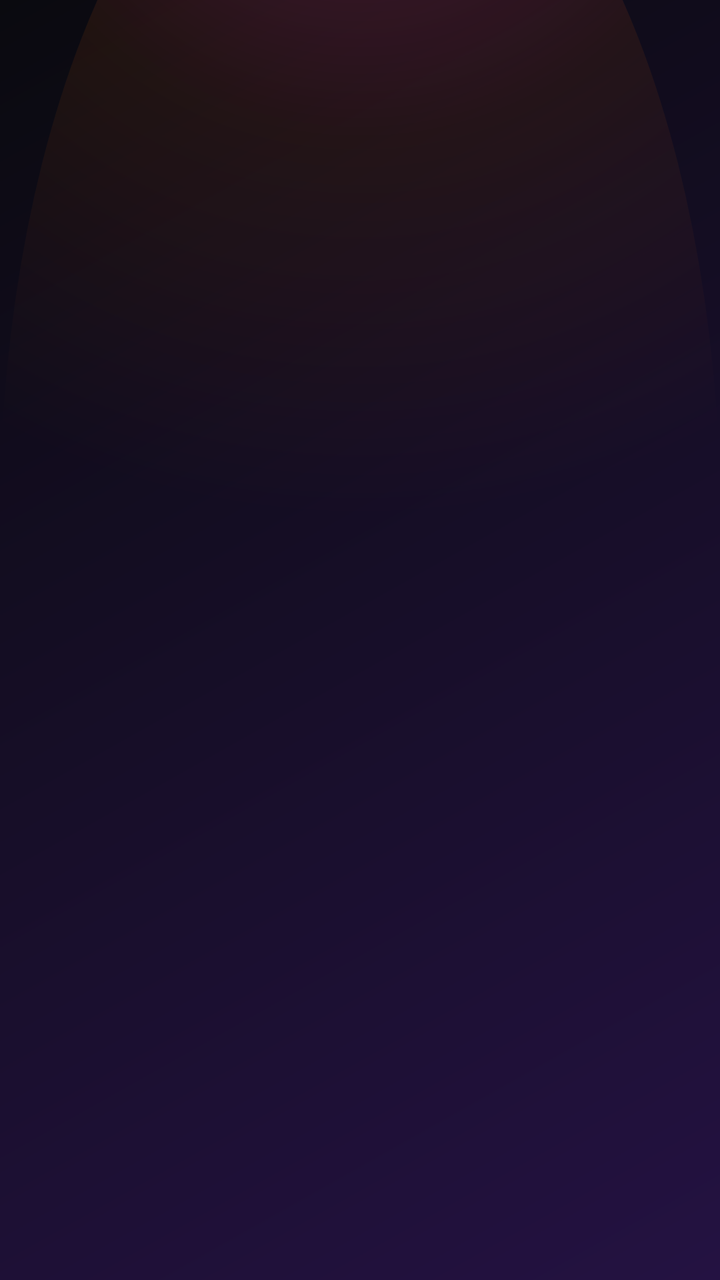
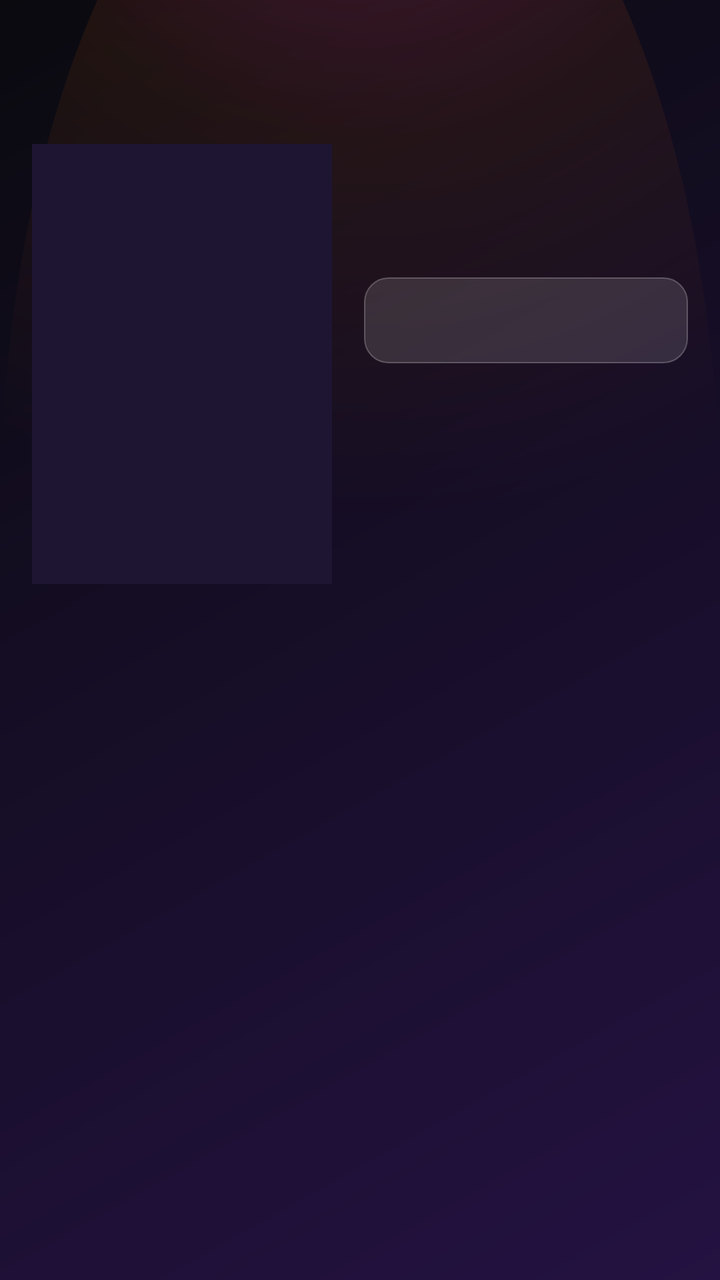

An Android layout rendered at two revisions. The XML below is the earlier revision; the diff shows what the commit changed to produce the second picture.
<!-- AndroidManifest.xml: application theme Theme.MiIPTV -->
<!-- res/layout/activity_series_detail.xml -->
<?xml version="1.0" encoding="utf-8"?>
<LinearLayout xmlns:android="http://schemas.android.com/apk/res/android"
    android:layout_width="match_parent"
    android:layout_height="match_parent"
    android:orientation="vertical">

    <androidx.appcompat.widget.Toolbar
        android:id="@+id/toolbar"
        android:layout_width="match_parent"
        android:layout_height="?attr/actionBarSize"
        android:background="@android:color/transparent"
        android:titleTextColor="@color/text_light"
        android:theme="@style/ThemeOverlay.MaterialComponents.Dark.ActionBar" />

    <HorizontalScrollView
        android:layout_width="match_parent"
        android:layout_height="wrap_content"
        android:paddingTop="8dp"
        android:paddingBottom="8dp">
        <LinearLayout
            android:id="@+id/seasonContainer"
            android:layout_width="wrap_content"
            android:layout_height="wrap_content"
            android:orientation="horizontal"
            android:paddingStart="8dp"
            android:paddingEnd="8dp" />
    </HorizontalScrollView>

    <ProgressBar
        android:id="@+id/progressBar"
        android:layout_width="wrap_content"
        android:layout_height="wrap_content"
        android:layout_gravity="center"
        android:layout_marginTop="24dp" />

    <androidx.recyclerview.widget.RecyclerView
        android:id="@+id/recyclerEpisodes"
        android:layout_width="match_parent"
        android:layout_height="0dp"
        android:layout_weight="1"
        android:padding="8dp" />

</LinearLayout>
<!-- resources referenced by this layout -->
<resources>
  <color name="text_light">#FFFFFF</color>
  <color name="text_muted">#B8AED1</color>
  <color name="background_dark">#0A0A0F</color>
  <color name="brand_primary">#FF3CAC</color>
  <color name="brand_primary_dark">#1A0B2E</color>
  <color name="brand_accent">#FF6A00</color>
  <!-- drawable bg_screen (drawable) -->
  <?xml version="1.0" encoding="utf-8"?>
  <layer-list xmlns:android="http://schemas.android.com/apk/res/android">
      <item android:drawable="@drawable/bg_app_gradient" />
      <item android:drawable="@drawable/bg_glow_top" android:top="-120dp" />
  </layer-list>
  <!-- drawable bg_dialog (drawable) -->
  <?xml version="1.0" encoding="utf-8"?>
  <shape xmlns:android="http://schemas.android.com/apk/res/android"
      android:shape="rectangle">
      <solid android:color="@color/dialog_bg" />
      <corners android:radius="16dp" />
      <stroke android:width="1dp" android:color="@color/glass_border" />
  </shape>
  <style name="DialogButtonFramework" parent="android:Widget.Material.Button.Borderless">
          <item name="android:textColor">@color/text_light</item>
          <item name="android:textStyle">bold</item>
      </style>
  <color name="dialog_bg">#1B1230</color>
  <style name="DialogButton" parent="Widget.MaterialComponents.Button.TextButton.Dialog">
          <item name="android:textColor">@color/text_light</item>
          <item name="android:textStyle">bold</item>
          <item name="rippleColor">@color/brand_primary</item>
      </style>
  <!-- drawable bg_app_gradient (drawable) -->
  <?xml version="1.0" encoding="utf-8"?>
  <shape xmlns:android="http://schemas.android.com/apk/res/android"
      android:shape="rectangle">
      <gradient
          android:type="linear"
          android:angle="135"
          android:startColor="@color/background_gradient_start"
          android:endColor="@color/background_gradient_end" />
  </shape>
  <!-- drawable bg_glow_top (drawable) -->
  <?xml version="1.0" encoding="utf-8"?>
  <shape xmlns:android="http://schemas.android.com/apk/res/android"
      android:shape="oval">
      <gradient
          android:type="radial"
          android:gradientRadius="380dp"
          android:centerX="0.5"
          android:centerY="0"
          android:startColor="#40FF3CAC"
          android:centerColor="#15FF6A00"
          android:endColor="#00000000" />
  </shape>
  <color name="glass_border">#3DFFFFFF</color>
  <color name="background_gradient_start">#241242</color>
  <color name="background_gradient_end">#0A0A0F</color>
  <!-- unchanged entries left out for length: 2 -->
</resources>

<!-- the commit's change to res/layout/activity_series_detail.xml (unified diff, before → after) -->
@@ -12,32 +12,155 @@
         android:titleTextColor="@color/text_light"
         android:theme="@style/ThemeOverlay.MaterialComponents.Dark.ActionBar" />
 
-    <HorizontalScrollView
+    
+    <androidx.core.widget.NestedScrollView
         android:layout_width="match_parent"
-        android:layout_height="wrap_content"
-        android:paddingTop="8dp"
-        android:paddingBottom="8dp">
+        android:layout_height="match_parent"
+        android:clipToPadding="false">
+
         <LinearLayout
-            android:id="@+id/seasonContainer"
-            android:layout_width="wrap_content"
+            android:layout_width="match_parent"
             android:layout_height="wrap_content"
-            android:orientation="horizontal"
-            android:paddingStart="8dp"
-            android:paddingEnd="8dp" />
-    </HorizontalScrollView>
+            android:orientation="vertical"
+            android:padding="16dp">
 
-    <ProgressBar
-        android:id="@+id/progressBar"
-        android:layout_width="wrap_content"
-        android:layout_height="wrap_content"
-        android:layout_gravity="center"
-        android:layout_marginTop="24dp" />
+            <LinearLayout
+                android:layout_width="match_parent"
+                android:layout_height="wrap_content"
+                android:orientation="horizontal">
 
-    <androidx.recyclerview.widget.RecyclerView
-        android:id="@+id/recyclerEpisodes"
-        android:layout_width="match_parent"
-        android:layout_height="0dp"
-        android:layout_weight="1"
-        android:padding="8dp" />
+                <ImageView
+                    android:id="@+id/ivPoster"
+                    android:layout_width="150dp"
+                    android:layout_height="220dp"
+                    android:background="#1E1533"
+                    android:scaleType="centerCrop"
+                    android:contentDescription="@string/movie_plot" />
 
+                <LinearLayout
+                    android:layout_width="0dp"
+                    android:layout_height="wrap_content"
+                    android:layout_weight="1"
+                    android:layout_marginStart="16dp"
+                    android:orientation="vertical">
+
+                    <TextView
+                        android:id="@+id/tvTitle"
+                        android:layout_width="match_parent"
+                        android:layout_height="wrap_content"
+                        android:textColor="@color/text_light"
+                        android:textSize="20sp"
+                        android:textStyle="bold" />
+
+                    <TextView
+                        android:id="@+id/tvMeta"
+                        android:layout_width="match_parent"
+                        android:layout_height="wrap_content"
+                        android:layout_marginTop="6dp"
+                        android:textColor="@color/text_muted"
+                        android:textSize="13sp" />
+
+                    <TextView
+                        android:id="@+id/tvGenre"
+                        android:layout_width="wrap_content"
+                        android:layout_height="wrap_content"
+                        android:layout_marginTop="10dp"
+                        android:background="@drawable/bg_chip_outline"
+                        android:paddingStart="14dp"
+                        android:paddingTop="7dp"
+                        android:paddingEnd="14dp"
+                        android:paddingBottom="7dp"
+                        android:textColor="@color/text_light"
+                        android:textSize="12sp"
+                        android:visibility="gone" />
+
+                    <TextView
+                        android:id="@+id/btnFavorite"
+                        android:layout_width="match_parent"
+                        android:layout_height="wrap_content"
+                        android:layout_marginTop="16dp"
+                        android:background="@drawable/bg_option"
+                        android:clickable="true"
+                        android:focusable="true"
+                        android:gravity="center"
+                        android:paddingTop="12dp"
+                        android:paddingBottom="12dp"
+                        android:textColor="@color/text_light"
+                        android:textSize="14sp" />
+                </LinearLayout>
+            </LinearLayout>
+
+            <TextView
+                android:id="@+id/tvPlotLabel"
+                style="@style/SettingsHeader"
+                android:text="@string/movie_plot"
+                android:visibility="gone" />
+
+            <TextView
+                android:id="@+id/tvPlot"
+                android:layout_width="match_parent"
+                android:layout_height="wrap_content"
+                android:lineSpacingExtra="4dp"
+                android:textColor="@color/text_light"
+                android:textSize="14sp"
+                android:visibility="gone" />
+
+            <TextView
+                android:id="@+id/tvCastLabel"
+                style="@style/SettingsHeader"
+                android:text="@string/movie_cast"
+                android:visibility="gone" />
+
+            <TextView
+                android:id="@+id/tvCast"
+                android:layout_width="match_parent"
+                android:layout_height="wrap_content"
+                android:textColor="@color/text_muted"
+                android:textSize="14sp"
+                android:visibility="gone" />
+
+            <TextView
+                android:id="@+id/tvDirectorLabel"
+                style="@style/SettingsHeader"
+                android:text="@string/movie_director"
+                android:visibility="gone" />
+
+            <TextView
+                android:id="@+id/tvDirector"
+                android:layout_width="match_parent"
+                android:layout_height="wrap_content"
+                android:textColor="@color/text_muted"
+                android:textSize="14sp"
+                android:visibility="gone" />
+
+            <HorizontalScrollView
+                android:layout_width="match_parent"
+                android:layout_height="wrap_content"
+                android:layout_marginTop="16dp"
+                android:paddingTop="8dp"
+                android:paddingBottom="8dp"
+                android:scrollbars="none">
+                <LinearLayout
+                    android:id="@+id/seasonContainer"
+                    android:layout_width="wrap_content"
+                    android:layout_height="wrap_content"
+                    android:orientation="horizontal" />
+            </HorizontalScrollView>
+
+            <ProgressBar
+                android:id="@+id/progressBar"
+                android:layout_width="wrap_content"
+                android:layout_height="wrap_content"
+                android:layout_gravity="center_horizontal"
+                android:layout_marginTop="16dp" />
+
+            <androidx.recyclerview.widget.RecyclerView
+                android:id="@+id/recyclerEpisodes"
+                android:layout_width="match_parent"
+                android:layout_height="wrap_content"
+                android:nestedScrollingEnabled="false"
+                android:overScrollMode="never" />
+
+        </LinearLayout>
+    </androidx.core.widget.NestedScrollView>
 </LinearLayout>
<!-- resource entries referenced after the edit -->
@@ -2,6 +2,37 @@
 <resources>
   <color name="text_light">#FFFFFF</color>
   <color name="text_muted">#B8AED1</color>
+  <!-- drawable bg_chip_outline (drawable) -->
+  <?xml version="1.0" encoding="utf-8"?>
+  <shape xmlns:android="http://schemas.android.com/apk/res/android"
+      android:shape="rectangle">
+      <solid android:color="@color/glass_card" />
+      <corners android:radius="20dp" />
+      <stroke android:width="0.6dp" android:color="@color/glass_border" />
+  </shape>
+  <!-- drawable bg_option (drawable) -->
+  <?xml version="1.0" encoding="utf-8"?>
+  <shape xmlns:android="http://schemas.android.com/apk/res/android"
+      android:shape="rectangle">
+      <solid android:color="@color/glass_card" />
+      <corners android:radius="12dp" />
+      <stroke android:width="0.6dp" android:color="@color/glass_border" />
+  </shape>
+  <string name="movie_cast">Reparto</string>
+  <string name="movie_director">Director</string>
+  <string name="movie_plot">Sinopsis</string>
+  <style name="SettingsHeader">
+          <item name="android:layout_width">match_parent</item>
+          <item name="android:layout_height">wrap_content</item>
+          <item name="android:layout_marginTop">20dp</item>
+          <item name="android:layout_marginBottom">6dp</item>
+          <item name="android:paddingStart">4dp</item>
+          <item name="android:textColor">@color/brand_accent</item>
+          <item name="android:textSize">13sp</item>
+          <item name="android:textStyle">bold</item>
+          <item name="android:textAllCaps">true</item>
+      </style>
+  <color name="glass_card">#20FFFFFF</color>
   <color name="background_dark">#0A0A0F</color>
   <color name="brand_primary">#FF3CAC</color>
   <color name="brand_primary_dark">#1A0B2E</color>
